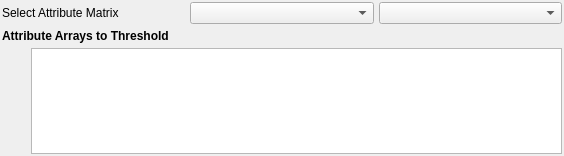
The window that Source/SVWidgetsLib/FilterParameterWidgets/UI_Files/ComparisonSelectionWidget.ui (BlueQuartzSoftware/SIMPL) describes before a commit, drawn with Qt 5.
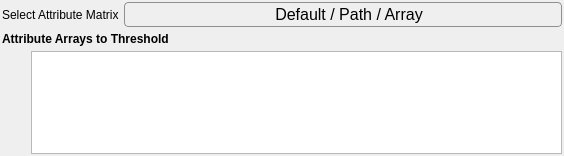
The same window after the commit. Icons and pictures are not drawn.

Commit message: Expanding API to ComparisonSelectionWidget, and fixing some various bugs.

Patch:
```diff
--- a/Source/SVWidgetsLib/FilterParameterWidgets/UI_Files/ComparisonSelectionWidget.ui
+++ b/Source/SVWidgetsLib/FilterParameterWidgets/UI_Files/ComparisonSelectionWidget.ui
@@ -211,10 +211,83 @@
       </widget>
      </item>
      <item>
-      <widget class="QComboBox" name="dataContainerCombo"/>
-     </item>
-     <item>
-      <widget class="QComboBox" name="attributeMatrixCombo"/>
+      <widget class="QPushButton" name="m_SelectedAttributeMatrixPath">
+       <property name="sizePolicy">
+        <sizepolicy hsizetype="Expanding" vsizetype="Preferred">
+         <horstretch>0</horstretch>
+         <verstretch>0</verstretch>
+        </sizepolicy>
+       </property>
+       <property name="maximumSize">
+        <size>
+         <width>16777215</width>
+         <height>16777215</height>
+        </size>
+       </property>
+       <property name="font">
+        <font>
+         <pointsize>12</pointsize>
+        </font>
+       </property>
+       <property name="styleSheet">
+        <string notr="true">QPushButton { /* all types of tool button */
+    border: 1px solid #8f8f91;
+    border-radius: 4px;
+    background-color: qlineargradient(x1: 0, y1: 0, x2: 0, y2: 1,
+                                      stop: 0 #DDDDDD, stop: 1 #FFFFFF);
+	font-size: 12pt;
+	padding-left: 16px;
+	padding-right: 4px;
+	padding-top: 2px;
+	padding-bottom: 2px;
+}
+
+QPushButton::menu-indicator {
+   /*  image: url(menu_indicator.png); */
+    subcontrol-origin: padding;
+    subcontrol-position:  left; /* */
+}
+
+QPushButton::menu-indicator:pressed, QPushButton::menu-indicator:open
+{
+    position: relative;
+    /*  top: 2px; left: 2px; shift the arrow by 2 px */
+}
+
+QPushButton:pressed
+{
+    background-color: qlineargradient(x1: 0, y1: 0, x2: 0, y2: 1,
+                                      stop: 0 #AAAAFF, stop: 1 #FFFFFF);
+}
+
+QPushButton:flat 
+{
+    border: none; /* no border for a flat push button */
+}
+
+QPushButton:hover
+{
+	border: 1px solid #8f8f91;
+	border-radius: 4px;
+}
+</string>
+       </property>
+       <property name="text">
+        <string notr="true">Default / Path / Array</string>
+       </property>
+       <property name="iconSize">
+        <size>
+         <width>2</width>
+         <height>2</height>
+        </size>
+       </property>
+       <property name="shortcut">
+        <string>Ctrl+S</string>
+       </property>
+       <property name="flat">
+        <bool>false</bool>
+       </property>
+      </widget>
      </item>
     </layout>
    </item>
```
Left out of the diff: 4 changed lines with no effect on the pictures. The commit also changes 5 other files.
